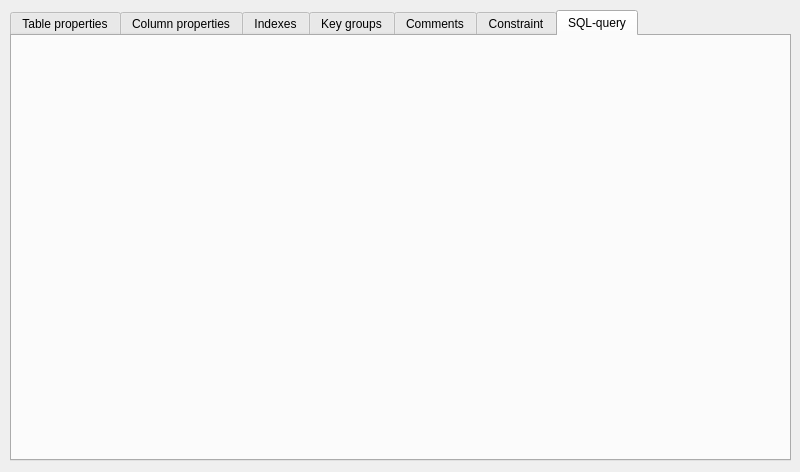
Above: qrgui/editor/databases/tableMenuWidget.ui from qreal/qreal before the change. Below: the same form after it.
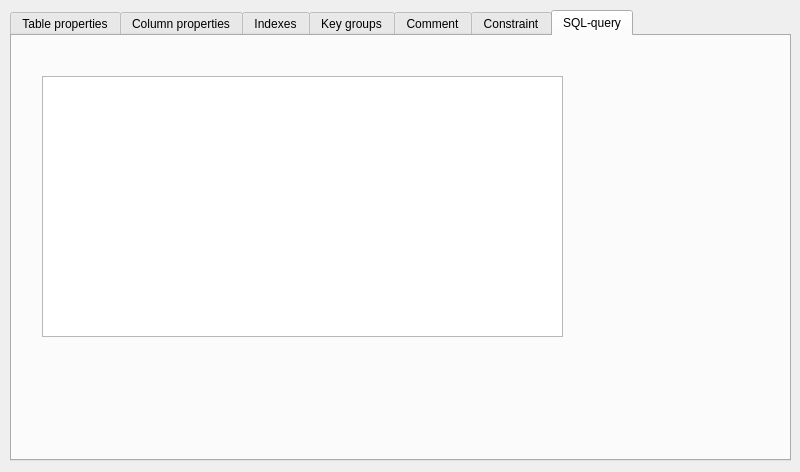
That is the form after the change. The open tabs and pages were chosen to show the change.

Commit message: Comment property in menu

```diff
--- a/qrgui/editor/databases/tableMenuWidget.ui
+++ b/qrgui/editor/databases/tableMenuWidget.ui
@@ -218,7 +218,7 @@
    </widget>
    <widget class="QWidget" name="tab_2">
     <attribute name="title">
-     <string>Comments</string>
+     <string>Comment</string>
     </attribute>
    </widget>
    <widget class="QWidget" name="tab_4">
@@ -230,6 +230,16 @@
     <attribute name="title">
      <string>SQL-query</string>
     </attribute>
+    <widget class="QTextEdit" name="sqlQueryText">
+     <property name="geometry">
+      <rect>
+       <x>30</x>
+       <y>40</y>
+       <width>521</width>
+       <height>261</height>
+      </rect>
+     </property>
+    </widget>
    </widget>
   </widget>
  </widget>
```
Left out of the diff: 17 changed lines with no effect on the pictures. The commit also changes 3 other files.
